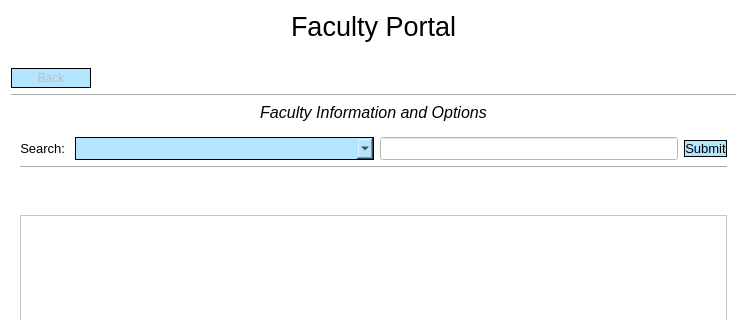
This is Form Files/facultyView.ui in alixabahena/SIMS as Qt 5 draws it before an edit; both pictures show x 0 to 747 and y 0 to 320 of the 747 by 613 pixel window. The edited form follows.
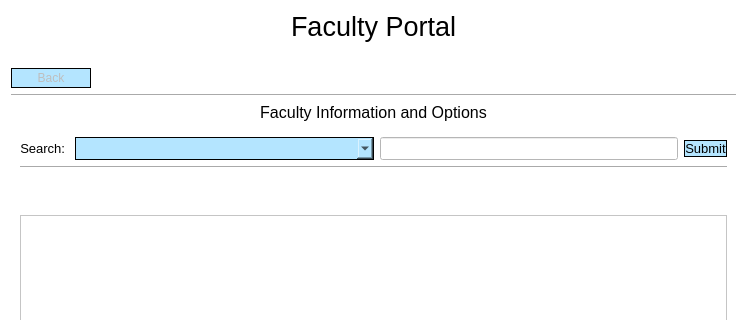
This is the edited form. The open tabs and pages were chosen to show the change.

```diff
--- a/Form Files/facultyView.ui
+++ b/Form Files/facultyView.ui
@@ -85,7 +85,7 @@
        <property name="font">
         <font>
          <pointsize>12</pointsize>
-         <italic>true</italic>
+         <italic>false</italic>
         </font>
        </property>
        <property name="text">
```
Left out of the diff: 4 changed lines with no effect on the pictures.
